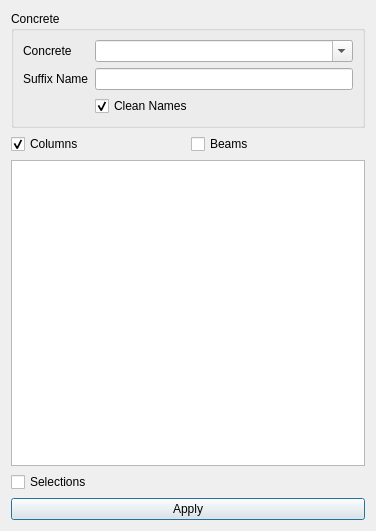
ebrahimraeyat/civilTools, file widgets/edit/edit_frame_sections_props.ui: the form before one commit.
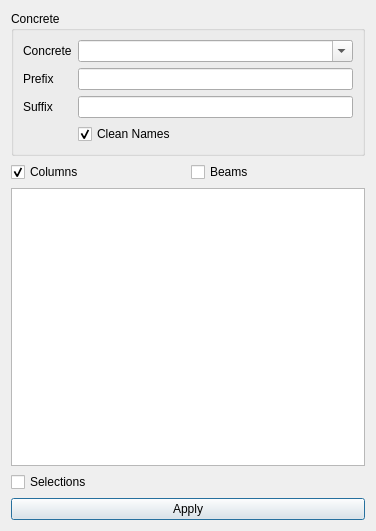
The form after the commit. Icons and pictures are not drawn.

Commit message: Add prefix names for change section names

Diff of the .ui file:
```diff
--- a/widgets/edit/edit_frame_sections_props.ui
+++ b/widgets/edit/edit_frame_sections_props.ui
@@ -41,21 +41,7 @@
         </property>
        </widget>
       </item>
-      <item row="1" column="0">
-       <widget class="QLabel" name="label_2">
-        <property name="text">
-         <string>Suffix Name</string>
-        </property>
-       </widget>
-      </item>
-      <item row="1" column="1">
-       <widget class="QLineEdit" name="concrete_suffix">
-        <property name="text">
-         <string/>
-        </property>
-       </widget>
-      </item>
-      <item row="2" column="1">
+      <item row="4" column="1">
        <widget class="QCheckBox" name="clean_names_checkbox">
         <property name="text">
          <string>Clean Names</string>
@@ -75,6 +61,34 @@
         </property>
        </widget>
       </item>
+      <item row="2" column="0">
+       <widget class="QLabel" name="label_2">
+        <property name="text">
+         <string>Suffix</string>
+        </property>
+       </widget>
+      </item>
+      <item row="2" column="1">
+       <widget class="QLineEdit" name="suffix">
+        <property name="text">
+         <string/>
+        </property>
+       </widget>
+      </item>
+      <item row="1" column="0">
+       <widget class="QLabel" name="label_3">
+        <property name="text">
+         <string>Prefix</string>
+        </property>
+       </widget>
+      </item>
+      <item row="1" column="1">
+       <widget class="QLineEdit" name="prefix">
+        <property name="text">
+         <string/>
+        </property>
+       </widget>
+      </item>
      </layout>
     </widget>
    </item>
```
The commit also changes 1 other file.
